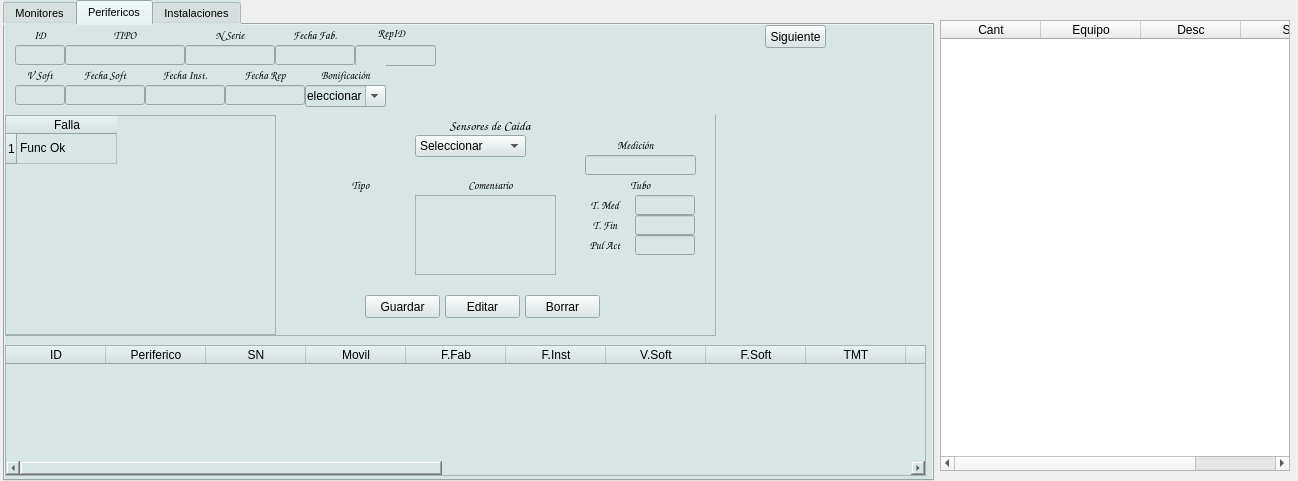
Above: reparaciones.ui from Matias2178/Sistema_Postventa before the change. Below: the same form after it.
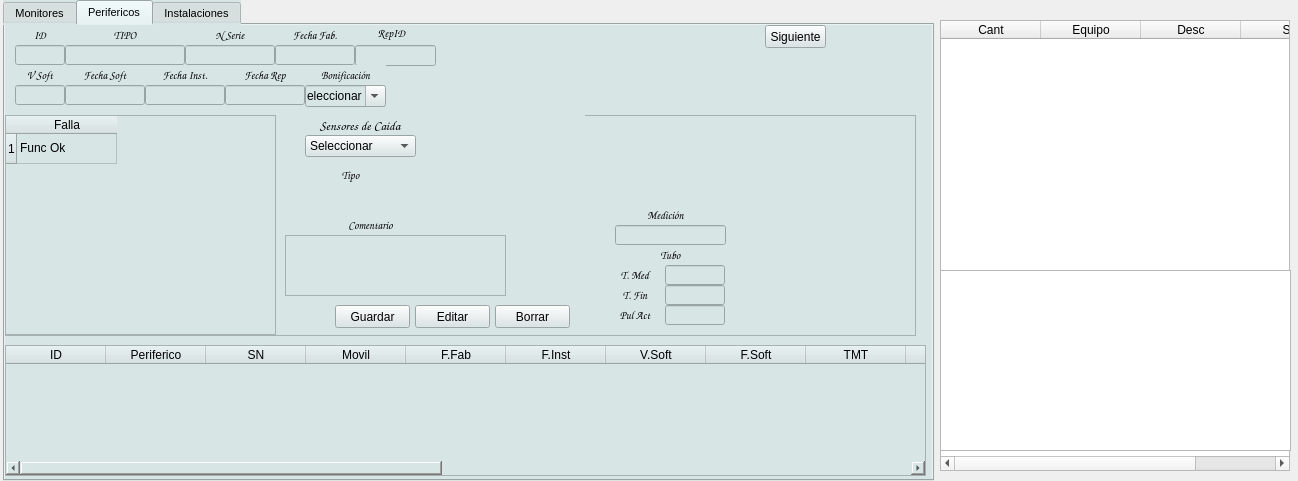
That is the form after the change. Icons and pictures are not drawn.

Patch:
```diff
--- a/reparaciones.ui
+++ b/reparaciones.ui
@@ -874,7 +874,7 @@
       <rect>
        <x>0</x>
        <y>90</y>
-       <width>711</width>
+       <width>911</width>
        <height>221</height>
       </rect>
      </property>
@@ -887,8 +887,8 @@
      <widget class="QLabel" name="lID_6">
       <property name="geometry">
        <rect>
-        <x>570</x>
-        <y>80</y>
+        <x>600</x>
+        <y>150</y>
         <width>60</width>
         <height>20</height>
        </rect>
@@ -914,8 +914,8 @@
       </property>
       <property name="geometry">
        <rect>
-        <x>630</x>
-        <y>80</y>
+        <x>660</x>
+        <y>150</y>
         <width>60</width>
         <height>20</height>
        </rect>
@@ -956,7 +956,7 @@
      <widget class="QComboBox" name="SEM_TIPO">
       <property name="geometry">
        <rect>
-        <x>410</x>
+        <x>300</x>
         <y>20</y>
         <width>111</width>
         <height>22</height>
@@ -971,8 +971,8 @@
      <widget class="QLabel" name="lID_7">
       <property name="geometry">
        <rect>
-        <x>300</x>
-        <y>60</y>
+        <x>290</x>
+        <y>50</y>
         <width>111</width>
         <height>20</height>
        </rect>
@@ -998,8 +998,8 @@
       </property>
       <property name="geometry">
        <rect>
-        <x>630</x>
-        <y>100</y>
+        <x>660</x>
+        <y>170</y>
         <width>60</width>
         <height>20</height>
        </rect>
@@ -1043,8 +1043,8 @@
       </property>
       <property name="geometry">
        <rect>
-        <x>630</x>
-        <y>120</y>
+        <x>660</x>
+        <y>190</y>
         <width>60</width>
         <height>20</height>
        </rect>
@@ -1085,8 +1085,8 @@
      <widget class="QLabel" name="lID_8">
       <property name="geometry">
        <rect>
-        <x>570</x>
-        <y>100</y>
+        <x>600</x>
+        <y>170</y>
         <width>60</width>
         <height>20</height>
        </rect>
@@ -1109,8 +1109,8 @@
      <widget class="QLabel" name="lID_9">
       <property name="geometry">
        <rect>
-        <x>570</x>
-        <y>120</y>
+        <x>600</x>
+        <y>190</y>
         <width>60</width>
         <height>20</height>
        </rect>
@@ -1133,8 +1133,8 @@
      <widget class="QLabel" name="label_14">
       <property name="geometry">
        <rect>
-        <x>430</x>
-        <y>60</y>
+        <x>310</x>
+        <y>100</y>
         <width>111</width>
         <height>20</height>
        </rect>
@@ -1157,10 +1157,10 @@
      <widget class="QTextEdit" name="SEM_COM">
       <property name="geometry">
        <rect>
-        <x>410</x>
-        <y>80</y>
-        <width>141</width>
-        <height>80</height>
+        <x>280</x>
+        <y>120</y>
+        <width>221</width>
+        <height>61</height>
        </rect>
       </property>
       <property name="html">
@@ -1174,8 +1174,8 @@
      <widget class="QLabel" name="SEM_TUBO">
       <property name="geometry">
        <rect>
-        <x>580</x>
-        <y>60</y>
+        <x>610</x>
+        <y>130</y>
         <width>111</width>
         <height>20</height>
        </rect>
@@ -1198,8 +1198,8 @@
      <widget class="QLabel" name="label_15">
       <property name="geometry">
        <rect>
-        <x>580</x>
-        <y>20</y>
+        <x>610</x>
+        <y>90</y>
         <width>101</width>
         <height>20</height>
        </rect>
@@ -1225,8 +1225,8 @@
       </property>
       <property name="geometry">
        <rect>
-        <x>580</x>
-        <y>40</y>
+        <x>610</x>
+        <y>110</y>
         <width>111</width>
         <height>20</height>
        </rect>
@@ -1267,7 +1267,7 @@
      <widget class="QLabel" name="SEM_NOM">
       <property name="geometry">
        <rect>
-        <x>260</x>
+        <x>130</x>
         <y>0</y>
         <width>450</width>
         <height>20</height>
@@ -1291,8 +1291,8 @@
      <widget class="QPushButton" name="SEM_BORRAR">
       <property name="geometry">
        <rect>
-        <x>520</x>
-        <y>180</y>
+        <x>490</x>
+        <y>190</y>
         <width>75</width>
         <height>23</height>
        </rect>
@@ -1335,8 +1335,8 @@
      <widget class="QPushButton" name="SEM_GUARDAR">
       <property name="geometry">
        <rect>
-        <x>360</x>
-        <y>180</y>
+        <x>330</x>
+        <y>190</y>
         <width>75</width>
         <height>23</height>
        </rect>
@@ -1348,8 +1348,8 @@
      <widget class="QPushButton" name="SEM_EDITAR">
       <property name="geometry">
        <rect>
-        <x>440</x>
-        <y>180</y>
+        <x>410</x>
+        <y>190</y>
         <width>75</width>
         <height>23</height>
        </rect>
@@ -5321,6 +5321,31 @@
     </property>
    </column>
   </widget>
+  <widget class="QTableView" name="TrabajoTablaRep">
+   <property name="enabled">
+    <bool>true</bool>
+   </property>
+   <property name="geometry">
+    <rect>
+     <x>940</x>
+     <y>270</y>
+     <width>351</width>
+     <height>181</height>
+    </rect>
+   </property>
+   <property name="inputMethodHints">
+    <set>Qt::ImhHiddenText</set>
+   </property>
+   <property name="alternatingRowColors">
+    <bool>true</bool>
+   </property>
+   <attribute name="verticalHeaderVisible">
+    <bool>false</bool>
+   </attribute>
+   <attribute name="verticalHeaderDefaultSectionSize">
+    <number>20</number>
+   </attribute>
+  </widget>
  </widget>
  <resources>
   <include location="PostVenta.qrc"/>
```
Left out of the diff: 81 changed lines with no effect on the pictures.
